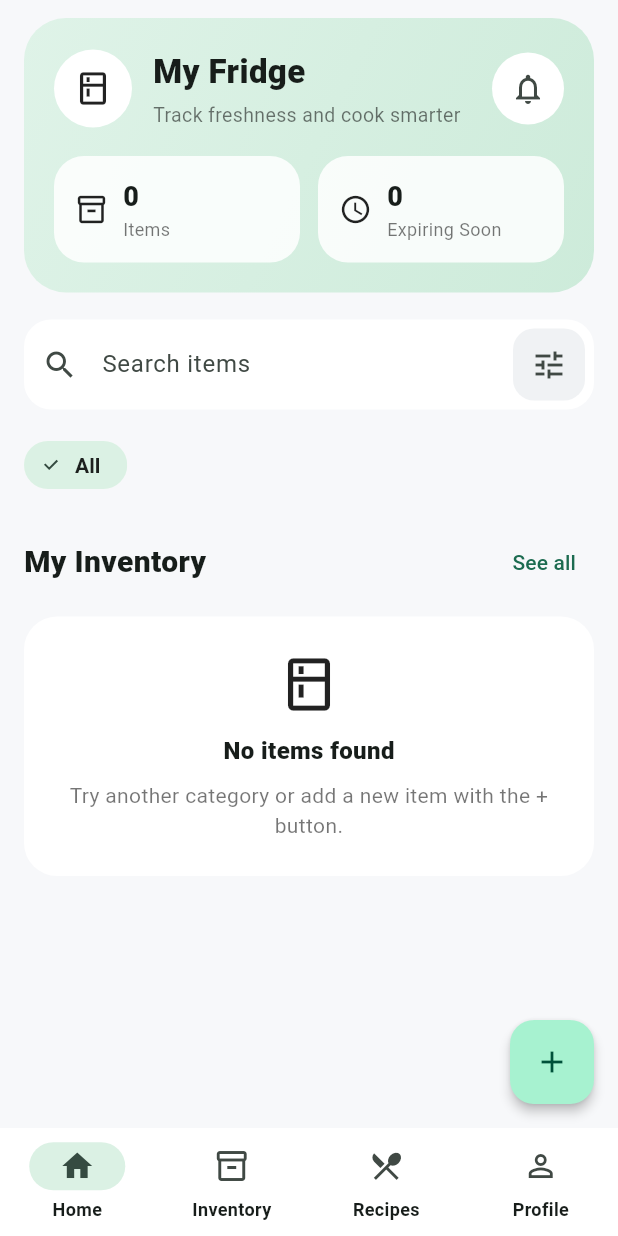
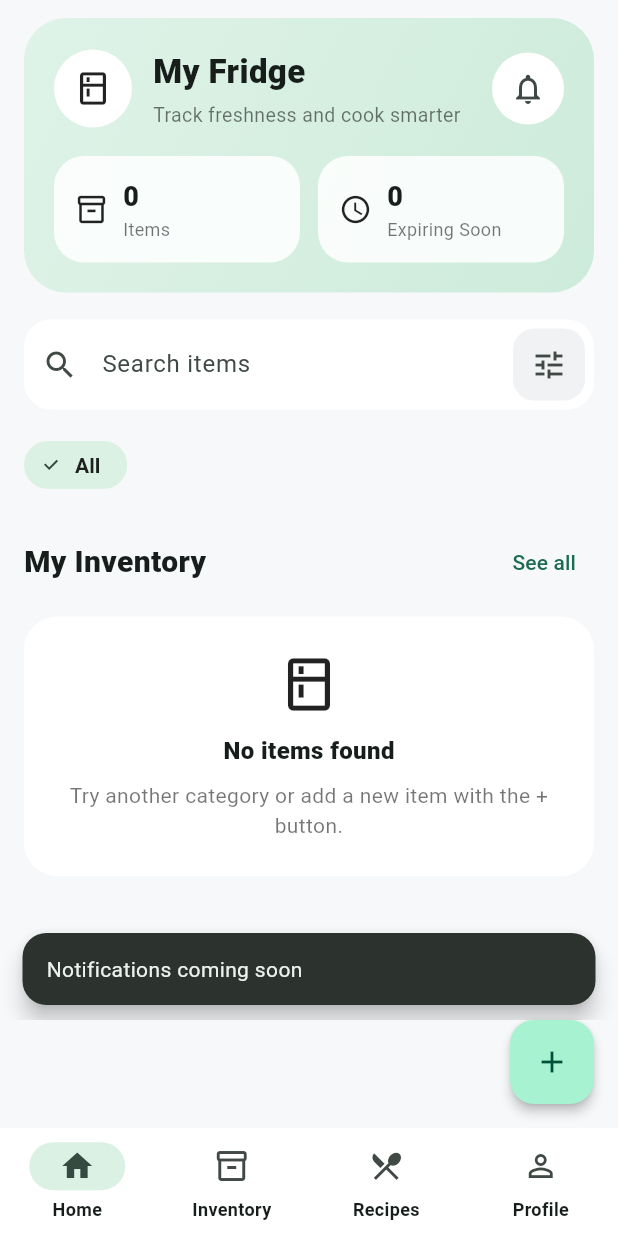
Before and after one commit to P0tato3s/Refrigerator_app, a Flutter app: the screen it shows once a user with an empty profile is signed in, after a tap on the "notifications none" icon, on a phone screen of 412 x 824 dp. Run offline on Flutter 3.47's test engine with Material 3 defaults, Android fonts, the phone set to English and light mode, and no system bars; our stand-ins replace cloud_firestore, firebase_auth, firebase_core; accounts and stored records are empty; generated files the repository leaves out were written again.

Commit message:
search feature

```diff
--- a/lib/screens/home_page.dart
+++ b/lib/screens/home_page.dart
@@ -21,6 +21,27 @@ class _HomePageState extends State<HomePage> {
   int navIndex = 0;
   String selectedCategory = "All";
   String searchQuery = "";
+  final TextEditingController searchCtrl = TextEditingController();
+  late final Stream<List<FoodItem>> _itemsStream;
+
+  @override
+  void initState() {
+    super.initState();
+    _itemsStream = widget.store.watchItems();
+  }
+
+  @override
+  void dispose() {
+    searchCtrl.dispose();
+    super.dispose();
+  }
+
+  void _clearSearch() {
+    setState(() {
+      searchCtrl.clear();
+      searchQuery = "";
+    });
+  }
 
   @override
   Widget build(BuildContext context) {
@@ -29,7 +50,7 @@ class _HomePageState extends State<HomePage> {
         index: navIndex,
         children: [
           StreamBuilder<List<FoodItem>>(
-            stream: widget.store.watchItems(),
+            stream: _itemsStream,
             builder: (context, snapshot) {
               if (snapshot.connectionState == ConnectionState.waiting) {
                 return const SafeArea(
@@ -64,9 +85,11 @@ class _HomePageState extends State<HomePage> {
                 categories: categories,
                 selectedCategory: selectedCategory,
                 searchQuery: searchQuery,
+                searchCtrl: searchCtrl,
                 onSelectCategory: (c) => setState(() => selectedCategory = c),
                 onSearchChanged: (value) =>
                     setState(() => searchQuery = value.trim()),
+                onClearSearch: _clearSearch,
                 onOpenInventory: () => setState(() => navIndex = 1),
               );
             },
@@ -124,8 +147,10 @@ class _HomeTab extends StatelessWidget {
   final List<String> categories;
   final String selectedCategory;
   final String searchQuery;
+  final TextEditingController searchCtrl;
   final ValueChanged<String> onSelectCategory;
   final ValueChanged<String> onSearchChanged;
+  final VoidCallback onClearSearch;
   final VoidCallback onOpenInventory;
 
   const _HomeTab({
@@ -134,20 +159,25 @@ class _HomeTab extends StatelessWidget {
     required this.categories,
     required this.selectedCategory,
     required this.searchQuery,
+    required this.searchCtrl,
     required this.onSelectCategory,
     required this.onSearchChanged,
+    required this.onClearSearch,
     required this.onOpenInventory,
   });
 
   @override
   Widget build(BuildContext context) {
+    final normalizedQuery = searchQuery.toLowerCase();
+
     final filtered = items.where((item) {
       final matchesCategory =
           selectedCategory == "All" || item.category == selectedCategory;
 
-      final matchesSearch = searchQuery.isEmpty ||
-          item.name.toLowerCase().contains(searchQuery.toLowerCase()) ||
-          item.category.toLowerCase().contains(searchQuery.toLowerCase());
+      final matchesSearch = normalizedQuery.isEmpty ||
+          item.name.toLowerCase().contains(normalizedQuery) ||
+          item.category.toLowerCase().contains(normalizedQuery) ||
+          item.unit.toLowerCase().contains(normalizedQuery);
 
       return matchesCategory && matchesSearch;
     }).toList();
@@ -165,8 +195,10 @@ class _HomeTab extends StatelessWidget {
           ),
           const SizedBox(height: 18),
           _SearchBar(
+            controller: searchCtrl,
             hint: "Search items",
             onChanged: onSearchChanged,
+            onClear: onClearSearch,
           ),
           const SizedBox(height: 16),
           SizedBox(
@@ -295,7 +327,13 @@ class _Header extends StatelessWidget {
                   shape: BoxShape.circle,
                 ),
                 child: IconButton(
-                  onPressed: () {},
+                  onPressed: () {
+                    ScaffoldMessenger.of(context).showSnackBar(
+                      const SnackBar(
+                        content: Text("Notifications coming soon"),
+                      ),
+                    );
+                  },
                   icon: const Icon(Icons.notifications_none),
                 ),
               ),
@@ -376,30 +414,53 @@ class _StatCard extends StatelessWidget {
 }
 
 class _SearchBar extends StatelessWidget {
+  final TextEditingController controller;
   final String hint;
   final ValueChanged<String> onChanged;
+  final VoidCallback onClear;
 
   const _SearchBar({
+    required this.controller,
     required this.hint,
     required this.onChanged,
+    required this.onClear,
   });
 
   @override
   Widget build(BuildContext context) {
     return TextField(
+      controller: controller,
       onChanged: onChanged,
       decoration: InputDecoration(
         hintText: hint,
         prefixIcon: const Icon(Icons.search),
-        suffixIcon: Container(
+        suffixIcon: controller.text.isEmpty
+            ? Container(
           margin: const EdgeInsets.all(6),
           decoration: BoxDecoration(
             color: const Color(0xFFF0F2F4),
             borderRadius: BorderRadius.circular(14),
           ),
           child: IconButton(
-            onPressed: () {},
+            onPressed: () {
+              ScaffoldMessenger.of(context).showSnackBar(
+                const SnackBar(
+                  content: Text("Advanced filters coming soon"),
+                ),
+              );
+            },
             icon: const Icon(Icons.tune),
+          ),
+        )
+            : Container(
+          margin: const EdgeInsets.all(6),
+          decoration: BoxDecoration(
+            color: const Color(0xFFF0F2F4),
+            borderRadius: BorderRadius.circular(14),
+          ),
+          child: IconButton(
+            onPressed: onClear,
+            icon: const Icon(Icons.close),
           ),
         ),
       ),
```
Also changed, not shown: lib/screens/add_item_page.dart (+45 -9 lines), lib/screens/item_detail_page.dart (+60 -8 lines).
